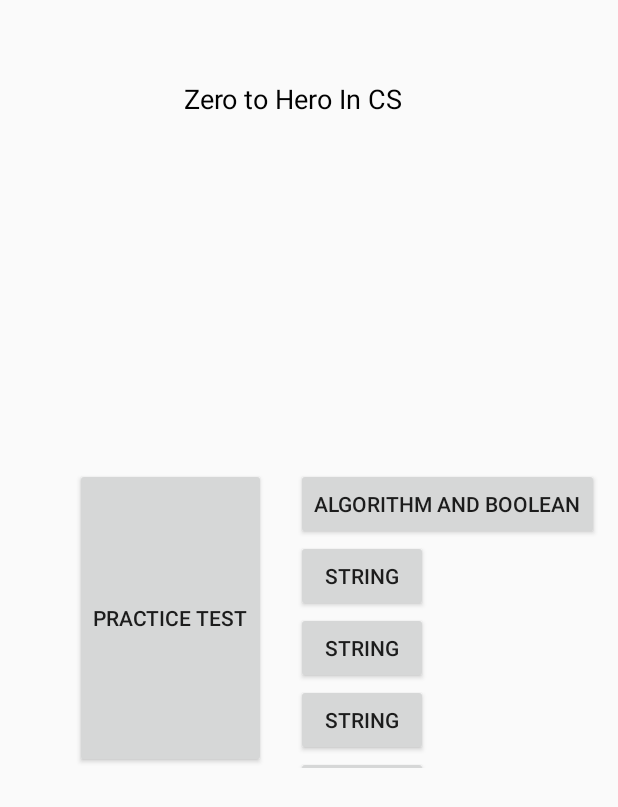
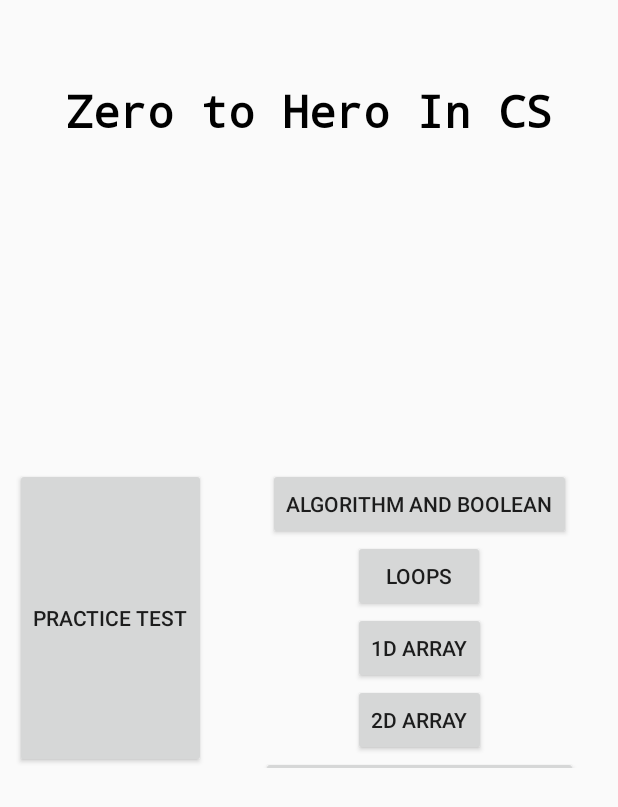
Before and after one commit to mgningueASC4/Midyear-Android-App-Dev-Project, an Android app: the screen it shows after launch (MainActivity), on a phone screen of 412 x 824 dp. Shown: the top 807 px of the screen. Run offline under Robolectric (Android 15) with nearby library versions, the phone set to English and light mode, and no system bars.

Commit message:
modified activity.xml

```diff
--- a/APCSQuiz/APCSQuiz/app/src/main/res/layout/activity_main.xml
+++ b/APCSQuiz/APCSQuiz/app/src/main/res/layout/activity_main.xml
@@ -4,25 +4,34 @@
     xmlns:tools="http://schemas.android.com/tools"
     android:layout_width="match_parent"
     android:layout_height="match_parent"
-    tools:context=".MainActivity">
+    tools:context=".MainActivity"
+    >
 
     <TextView
-        android:id="@+id/textView"
-        android:layout_width="166dp"
-        android:layout_height="36dp"
+        android:id="@+id/titleText"
+        android:layout_width="wrap_content"
+        android:layout_height="wrap_content"
         android:layout_alignParentTop="true"
         android:layout_centerHorizontal="true"
         android:layout_marginTop="53dp"
         android:text="Zero to Hero In CS"
         android:textColor="#000"
-        android:textSize="18sp" />
+        android:textSize="30sp"
+        android:textStyle="bold"
+        android:fontFamily="monospace" />
 
+    <LinearLayout
+        android:id="@+id/buttonsPanel"
+        android:layout_width="wrap_content"
+        android:layout_height="wrap_content"
+        android:layout_centerVertical="true"
+        android:orientation="horizontal"
+        android:padding="10dp">
         <Button
             android:id="@+id/TestButton"
             android:layout_width="wrap_content"
             android:layout_height="200dp"
-        android:layout_centerVertical="true"
-        android:layout_marginLeft="50dp"
+            android:layout_centerHorizontal="true"
             android:text="PRACTICE TEST" />
 
         <ScrollView
@@ -31,84 +40,121 @@
             android:layout_height="200dp"
             android:layout_centerVertical="true"
             android:layout_toRightOf="@id/TestButton"
+            android:layout_centerHorizontal="true"
             android:layout_marginLeft="20dp">
 
             <LinearLayout
                 android:layout_width="wrap_content"
                 android:layout_height="wrap_content"
-            android:orientation="vertical">
+                android:orientation="vertical"
+                android:gravity="center_horizontal"
+                >
 
                 <Button
-                android:id="@+id/AB_Expressions"
+                    android:id="@+id/ab_expressions"
                     android:layout_width="wrap_content"
                     android:layout_height="wrap_content"
                     android:text="Algorithm and Boolean"
-                android:onClick="menuBtnAction"/>
+                    />
 
                 <Button
+                    android:id="@+id/loops"
                     android:layout_width="wrap_content"
                     android:layout_height="wrap_content"
-                android:id="@+id/button2"
-                android:text="String"
-                android:onClick="menuBtnAction"/>
-
+                    android:text="Loops"
+                    />
                 <Button
+                    android:id="@+id/array1D"
                     android:layout_width="wrap_content"
                     android:layout_height="wrap_content"
-                android:id="@+id/button3"
-                android:text="String"
-                android:onClick="menuBtnAction"/>
-
+                    android:text="1D Array"/>
                 <Button
+                    android:id="@+id/array2D"
                     android:layout_width="wrap_content"
                     android:layout_height="wrap_content"
-                android:id="@+id/button4"
-                android:text="String"
-                android:onClick="menuBtnAction"/>
-
+                    android:text="2D Array"/>
                 <Button
+                    android:id="@+id/array_linked_list"
                     android:layout_width="wrap_content"
                     android:layout_height="wrap_content"
-                android:id="@+id/button5"
-                android:text="String"
-                android:onClick="menuBtnAction"/>
-
+                    android:text="Arraylist and Linked List"/>
                 <Button
+                    android:id="@+id/iterators"
                     android:layout_width="wrap_content"
                     android:layout_height="wrap_content"
-                android:id="@+id/button6"
-                android:text="String"
-                android:onClick="menuBtnAction"/>
-
+                    android:text="Iterators"/>
                 <Button
+                    android:id="@+id/strings"
                     android:layout_width="wrap_content"
                     android:layout_height="wrap_content"
-                android:id="@+id/button7"
-                android:text="String"
-                android:onClick="menuBtnAction"/>
-
+                    android:text="Strings"/>
                 <Button
+                    android:id="@+id/class_interface_inheritance_polymorphism"
                     android:layout_width="wrap_content"
                     android:layout_height="wrap_content"
-                android:id="@+id/button8"
-                android:text="Strings"
-                android:onClick="menuBtnAction"/>
-
+                    android:text="Classes, Interfaces, Inheritance, Polymorphism"/>
                 <Button
+                    android:id="@+id/fields_methods_prameter"
                     android:layout_width="wrap_content"
                     android:layout_height="wrap_content"
-                android:id="@+id/button9"
-                android:text="String"
-                android:onClick="menuBtnAction"/>
-
+                    android:text="Fields, Methods and Parameter Passing"/>
                 <Button
+                    android:id="@+id/recursion"
                     android:layout_width="wrap_content"
                     android:layout_height="wrap_content"
-                android:id="@+id/button10"
-                android:text="String"
-                android:onClick="menuBtnAction"/>
-
+                    android:text="Recursion"/>
+                <Button
+                    android:id="@+id/algorithms_and_big_o"
+                    android:layout_width="wrap_content"
+                    android:layout_height="wrap_content"
+                    android:text="Algorithms and Big O"/>
+                <Button
+                    android:id="@+id/comparable_and_comparator"
+                    android:layout_width="wrap_content"
+                    android:layout_height="wrap_content"
+                    android:text="Comparable and Comparator"/>
+                <Button
+                    android:id="@+id/binary_search"
+                    android:layout_width="wrap_content"
+                    android:layout_height="wrap_content"
+                    android:text="Binary Search"/>
+                <Button
+                    android:id="@+id/sorting"
+                    android:layout_width="wrap_content"
+                    android:layout_height="wrap_content"
+                    android:text="Sorting"/>
+                <Button
+                    android:id="@+id/listNode"
+                    android:layout_width="wrap_content"
+                    android:layout_height="wrap_content"
+                    android:text="Linked List Using List Node"/>
+                <Button
+                    android:id="@+id/stacks_and_ques"
+                    android:layout_width="wrap_content"
+                    android:layout_height="wrap_content"
+                    android:text="Stacks and Ques"/>
+                <Button
+                    android:id="@+id/seta_and_maps"
+                    android:layout_width="wrap_content"
+                    android:layout_height="wrap_content"
+                    android:text="Sets and Maps"/>
+                <Button
+                    android:id="@+id/treeNode"
+                    android:layout_width="wrap_content"
+                    android:layout_height="wrap_content"
+                    android:text="Trees using TreeNode"/>
+                <Button
+                    android:id="@+id/heaps"
+                    android:layout_width="wrap_content"
+                    android:layout_height="wrap_content"
+                    android:text="Heaps"/>
+                <Button
+                    android:id="@+id/puzzles"
+                    android:layout_width="wrap_content"
+                    android:layout_height="wrap_content"
+                    android:text="Puzzles"/>
             </LinearLayout>
 
         </ScrollView>
+    </LinearLayout>
 </RelativeLayout>
--- a/APCSQuiz/APCSQuiz/app/src/main/res/values/strings.xml
+++ b/APCSQuiz/APCSQuiz/app/src/main/res/values/strings.xml
@@ -1,8 +1,3 @@
 <resources>
-    <string name="app_name">AP CS Quiz</string>
-    <string name="practice_tests">Practice Tests</string>
-    <string name="loves_me">Loves me</string>
-
-    <!-- TODO: Remove or change this placeholder text -->
-    <string name="hello_blank_fragment">Hello blank fragment</string>
+    <string name="app_name">Zero to Hero in CS</string>
 </resources>
```
Lines whose indentation alone changed are shown as unchanged.
